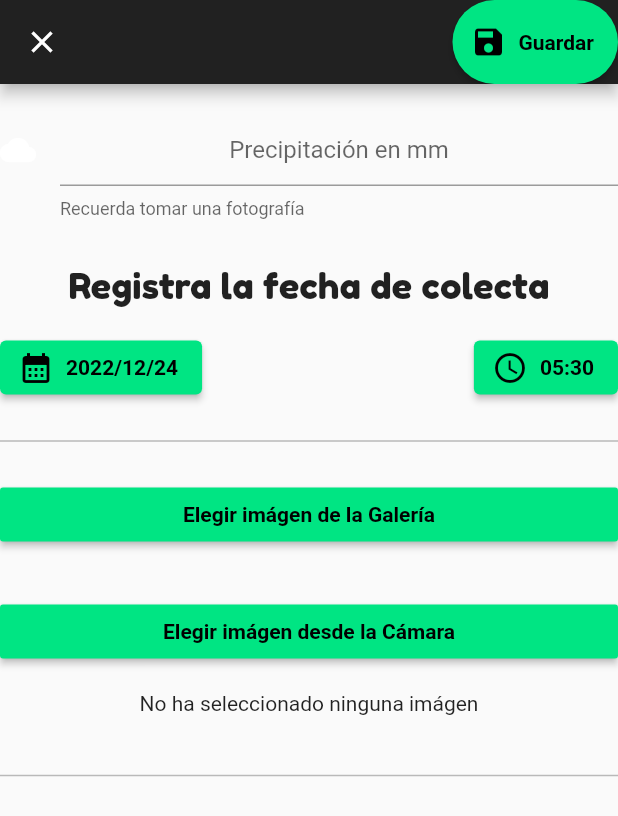
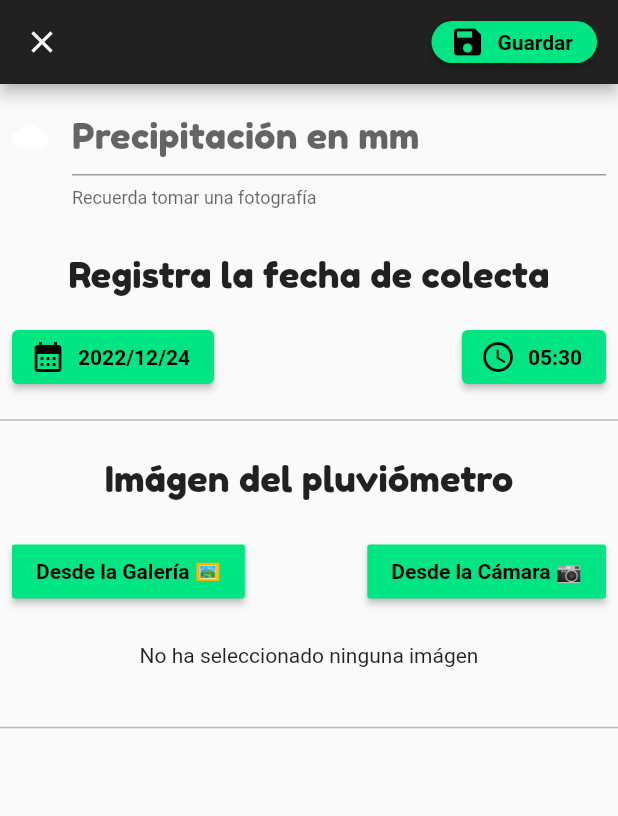
Before and after one commit to Jack55913/TlalocApp, a Flutter app: the BottomNavBar screen opened directly, after a tap on the "add" icon, on a phone screen of 412 x 824 dp. Shown: the top 816 px of the screen. Run offline on Flutter 3.47's test engine with Material 2 defaults, Android fonts, the phone set to English and light mode, and no system bars; our stand-ins replace auto_size_text, concentric_transition, curved_navigation_bar, image_picker, lottie; missing offline and left inert: gsheets; Roboto replaces fonts that are missing (poppins); key blocks and very long unbroken strings in the code were emptied for the run.

Commit message:
v1.0.0.2

```diff
--- a/tlaloc/lib/main.dart
+++ b/tlaloc/lib/main.dart
@@ -1,7 +1,5 @@
 import 'package:flutter/material.dart';
 import 'package:tlaloc/api/sheets/user_sheets_api.dart';
-import 'package:tlaloc/page/create_sheets_page.dart';
-import 'package:tlaloc/screens/navigation_bar.dart';
 import 'package:tlaloc/screens/onbording.dart';
 
 void main() async {
--- a/tlaloc/lib/models/image_picker.dart
+++ b/tlaloc/lib/models/add_model.dart
@@ -60,7 +60,9 @@ class _MyAddPageState extends State<MyAddPage> {
           ),
           backgroundColor: AppColors.dark2,
           actions: <Widget>[
-            ButtonWidget(
+            Padding(
+              padding: const EdgeInsets.all(14.0),
+              child: ButtonWidget(
                 text: 'Guardar',
                 onClicked: () async {
                   final user = {
@@ -71,10 +73,9 @@ class _MyAddPageState extends State<MyAddPage> {
                   await UserSheetsApi.insert([user]);
                 },
               ),
-          ]
             ),
-      body: ListView(
-        padding: const EdgeInsets.only(top: 20),
+          ]),
+      body: Column(
         children: [
           Datetime(),
           const Divider(
@@ -82,28 +83,43 @@ class _MyAddPageState extends State<MyAddPage> {
             thickness: 1,
             color: Colors.black26,
           ),
-          SizedBox(
-            height: 15,
+          const SizedBox(height: 15),
+          const Text(
+            'Imágen del pluviómetro',
+            style: TextStyle(
+              fontSize: 24,
+              fontFamily: 'FredokaOne',
             ),
+          ),
+          const SizedBox(height: 15),
+          Padding(
+            padding: const EdgeInsets.all(8.0),
+            child: Row(
+                  mainAxisAlignment: MainAxisAlignment.spaceBetween,
+              children: [
                 MaterialButton(
                 color: AppColors.green1,
-              child: Text("Elegir imágen de la Galería",
+                child: Text("Desde la Galería 🖼️",
                     style: TextStyle(
-                      color: Colors.black, fontWeight: FontWeight.bold)),
+                        fontFamily: 'poppins',
+                        color: Colors.black,
+                        fontWeight: FontWeight.bold)),
                 onPressed: () {
                   pickImage();
                 }),
-          SizedBox(
-            height: 30,
-          ),
             MaterialButton(
                 color: AppColors.green1,
-              child: Text("Elegir imágen desde la Cámara",
+                child: Text("Desde la Cámara 📷",
                     style: TextStyle(
-                      color: Colors.black, fontWeight: FontWeight.bold)),
+                        fontFamily: 'poppins',
+                        color: Colors.black,
+                        fontWeight: FontWeight.bold)),
                 onPressed: () {
                   pickImageC();
                 }),
+              ],
+            ),
+          ),
           const SizedBox(
             height: 16,
           ),
--- a/tlaloc/lib/models/date.dart
+++ b/tlaloc/lib/models/date.dart
@@ -15,18 +15,17 @@ class _DatetimeState extends State<Datetime> {
     final hours = dateTime.hour.toString().padLeft(2, '0');
     final minutes = dateTime.minute.toString().padLeft(2, '0');
 
-    return Column(
-      mainAxisAlignment: MainAxisAlignment.center,
+    return Padding(
+      padding: const EdgeInsets.all(8.0),
+      child: Column(
+        // mainAxisAlignment: MainAxisAlignment.center,
         children: [
-        // const Text(
-        //   'Registra los mm de lluvia',
-        //   style: TextStyle(
-        //     fontSize: 24,
-        //     fontFamily: 'FredokaOne',
-        //   ),
-        // ),
           const TextField(
-          textAlign: TextAlign.center,
+            style: TextStyle(
+              fontSize: 24,
+              fontFamily: 'FredokaOne',
+            ),
+            textAlign: TextAlign.left,
             decoration: InputDecoration(
               icon: Icon(
                 Icons.cloud,
@@ -54,7 +53,8 @@ class _DatetimeState extends State<Datetime> {
               ElevatedButton.icon(
                 icon: const Icon(Icons.calendar_month, color: Colors.black),
                 style: ElevatedButton.styleFrom(primary: AppColors.green1),
-              label: Text('${dateTime.year}/${dateTime.month}/${dateTime.day}',
+                label: Text(
+                    '${dateTime.year}/${dateTime.month}/${dateTime.day}',
                     style: const TextStyle(
                         color: Colors.black, fontWeight: FontWeight.bold)),
                 onPressed: () async {
@@ -88,10 +88,8 @@ class _DatetimeState extends State<Datetime> {
               ),
             ],
           ),
-        const SizedBox(
-          height: 15,
+        ],
       ),
-      ],
     );
   }
 
--- a/tlaloc/lib/page/add.dart
+++ b/tlaloc/lib/page/add.dart
@@ -1,5 +1,5 @@
 import 'package:flutter/material.dart';
-import 'package:tlaloc/models/image_picker.dart';
+import 'package:tlaloc/models/add_model.dart';
 
 class AddScreen extends StatelessWidget {
   const AddScreen({Key? key}) : super(key: key);
--- a/tlaloc/lib/page/create_sheets_page.dart
+++ b/tlaloc/lib/page/create_sheets_page.dart
@@ -4,7 +4,6 @@ import 'package:flutter/material.dart';
 import 'package:tlaloc/api/sheets/user_sheets_api.dart';
 import 'package:tlaloc/models/user.dart';
 import 'package:tlaloc/widgets/button_widget.dart';
-import 'package:tlaloc/widgets/user_form_widget.dart';
 
 class CreateSheetsPage extends StatelessWidget {
   const CreateSheetsPage({Key? key}) : super(key: key);
--- a/tlaloc/lib/page/home.dart
+++ b/tlaloc/lib/page/home.dart
@@ -1,5 +1,6 @@
 // ignore_for_file: avoid_print
 
+import 'package:auto_size_text/auto_size_text.dart';
 import 'package:flutter/material.dart';
 import 'package:url_launcher/url_launcher.dart';
 
@@ -16,16 +17,17 @@ class MyTutorial extends StatelessWidget {
   const MyTutorial({Key? key}) : super(key: key);
   @override
   Widget build(BuildContext context) {
-    return ListView(
+    return SafeArea(
+      child: ListView(
         padding: const EdgeInsets.only(top: 20),
         scrollDirection: Axis.vertical,
         children: [
           const Center(
-    child: Text('Realiza éstos pasos',
+            child: AutoSizeText('Realiza éstos pasos',
                 style: TextStyle(
                   color: Color.fromRGBO(0, 229, 131, 1),
                   fontFamily: 'FredokaOne',
-          fontSize: 18,
+                  fontSize: 24,
                   letterSpacing: 2,
                 )),
           ),
@@ -41,17 +43,26 @@ class MyTutorial extends StatelessWidget {
               '📖 Medición de datos',
               'Revisa los errores comúnes al momento de medir',
               'https://miyotl-web.web.app/'),
-      _buildItem('🚀 Enviar las mediciones',
-      'Sube los datos obtenidos en la App!', 'https://miyotl-web.web.app/'),
+          _buildItem(
+              '🚀 Enviar las mediciones',
+              'Sube los datos obtenidos en la App!',
+              'https://miyotl-web.web.app/'),
           const Divider(
             height: 20,
             thickness: 1,
             color: Colors.black26,
           ),
+          const PhraseCard(),
+          const Divider(
+            height: 20,
+            thickness: 1,
+            color: Colors.black26,
+          ),
+          const PhraseCard(),
+          const ContactUsButton(),
         ],
-
+      ),
     );
-
   }
 }
 
@@ -73,3 +84,88 @@ Widget _buildItem(String textTitle, String textsubtitle, String url) {
         }),
   );
 }
+
+class PhraseCard extends StatelessWidget {
+  const PhraseCard({Key? key}) : super(key: key);
+
+  @override
+  Widget build(BuildContext context) {
+    return Padding(
+      padding: const EdgeInsets.all(8.0),
+      child: Container(
+        //Poner fondo con gradiente
+        decoration: BoxDecoration(
+          borderRadius: BorderRadius.circular(10),
+          gradient: const LinearGradient(
+            colors: [
+              Color.fromRGBO(0, 229, 131, 1),
+              Color.fromRGBO(44, 42, 107, 1),
+            ],
+            begin: Alignment.topLeft,
+            end: Alignment.bottomRight,
+          ),
+        ),
+        child: const Padding(
+          padding: EdgeInsets.all(50.0),
+          child: Text(
+              'La captación de agua de lluvia, es la solución caida del cielo. Ésto implica que debemos cuidar los bosques, porque son ellos los reguladores hidrológicos más importantes',
+              style:
+              TextStyle(
+                color: Colors.white,
+                fontFamily: 'poppins',
+                fontSize: 15,
+              )),
+
+              ),
+
+        ),
+      );
+  }
+}
+
+class MeditionDataShow extends StatelessWidget {
+  const MeditionDataShow({Key? key}) : super(key: key);
+
+  @override
+  Widget build(BuildContext context) {
+    return Padding(
+      padding: const EdgeInsets.all(8.0),
+      child: Column(
+        children: const [
+          Text('Medición de datos',
+              style: TextStyle(
+                color: Colors.white,
+                fontFamily: 'poppins',
+                fontSize: 15,
+              )),
+          Text(
+              'Revisa los errores comúnes al momento de medir',
+              style: TextStyle(
+                color: Colors.white,
+                fontFamily: 'poppins',
+                fontSize: 15,
+              )),
+        ],
+      ),
+    );
+  }
+}
+
+class ContactUsButton extends StatelessWidget {
+  const ContactUsButton({Key? key}) : super(key: key);
+
+  @override
+  Widget build(BuildContext context) {
+    return Padding(
+      padding: const EdgeInsets.all(8.0),
+      child: ElevatedButton(
+        onPressed: () {
+          launch('mailto:twotimessea@hotmail.com'
+      );
+  }, child:
+  const Text('Contactanos',
+  ),
+  ),
+    );
+  }
+}
--- a/tlaloc/lib/screens/navigation_bar.dart
+++ b/tlaloc/lib/screens/navigation_bar.dart
@@ -7,6 +7,7 @@ import 'package:tlaloc/page/add.dart';
 import 'package:tlaloc/page/data.dart';
 import 'package:tlaloc/page/home.dart';
 import 'package:tlaloc/page/profile.dart';
+import 'package:auto_size_text/auto_size_text.dart';
 import 'package:tlaloc/screens/settings.dart';
 
 class BottomNavBar extends StatefulWidget {
@@ -34,18 +35,23 @@ class _BottomNavBarState extends State<BottomNavBar> {
       Icon(Icons.person, size: 30),
     ];
 
-    return Scaffold(
-        extendBody: true,
+    return SafeArea(
+      child: Scaffold(
+          // extendBody: true,
           appBar: AppBar(
-          backgroundColor: AppColors.dark2,
-          title: const Text('Tláloc App',
+            actions: <Widget>[
+              Padding(
+                padding: const EdgeInsets.only(right: 125),
+                child: Center(
+                  child: AutoSizeText('Tláloc App',
                         style: TextStyle(
                           color: Colors.white,
                           fontFamily: 'FredokaOne',
                           fontSize: 24,
                           letterSpacing: 2,
                         )),
-          actions: <Widget>[
+                ),
+              ),
       IconButton(
       icon: const Icon(Icons.info),
       tooltip: 'Show Information',
@@ -56,6 +62,7 @@ class _BottomNavBarState extends State<BottomNavBar> {
           content: const Text(
               'Colabora con Tláloc App, en la obtención de datos para analizar los cambios en los patrones de lluvia a causa del cambio climático.'),
           actions: <Widget>[
+
             TextButton(
               onPressed: () => Navigator.pop(context, 'Siguiente'),
               child: const Text('Siguiente'),
@@ -64,7 +71,9 @@ class _BottomNavBarState extends State<BottomNavBar> {
         ),
       ),
       ),
-            GestureDetector(
+      Padding(
+      padding: const EdgeInsets.all(15.0),
+      child: GestureDetector(
         onTap: () {
           Navigator.push(
             context,
@@ -76,11 +85,23 @@ class _BottomNavBarState extends State<BottomNavBar> {
           backgroundImage: ExactAssetImage("assets/images/img-1.png"),
         ),
       ),
+      ),
     ],
+            elevation: 0,
+            backgroundColor: Colors.transparent,
+            flexibleSpace: Padding(
+              padding: const EdgeInsets.all(8.0),
+              child: Container(
+                color: AppColors.dark2,
+                height: 100,
+                width: MediaQuery.of(context).size.width,
+              ),
+            ),
           ),
           body: screns[index],
-        floatingActionButton: SafeArea(
-          child: FloatingActionButton(
+          floatingActionButton: FloatingActionButton(
+             shape: RoundedRectangleBorder(
+            borderRadius: BorderRadius.all(Radius.circular(15.0))),
             onPressed: () {
               Navigator.push(
                 context,
@@ -90,8 +111,8 @@ class _BottomNavBarState extends State<BottomNavBar> {
             backgroundColor: AppColors.green1,
             child: const Icon(Icons.add),
           ),
-        ),
           bottomNavigationBar: Theme(
+
             data: Theme.of(context)
                 .copyWith(iconTheme: IconThemeData(color: Colors.white)),
             child: CurvedNavigationBar(
@@ -112,6 +133,7 @@ class _BottomNavBarState extends State<BottomNavBar> {
               },
               letIndexChange: (index) => true,
             ),
-        ));
+          )),
+    );
   }
 }
--- a/tlaloc/pubspec.yaml
+++ b/tlaloc/pubspec.yaml
@@ -40,6 +40,7 @@ dependencies:
   image_picker: ^0.8.3
   gsheets: ^0.3.2
   firebase_analytics: ^9.1.2
+  auto_size_text: ^3.0.0
 
 
 dev_dependencies:
```
Also changed, not shown: tlaloc/lib/models/onbording_cards.dart (+16 -9 lines), tlaloc/lib/screens/onbording.dart (+18 -18 lines), tlaloc/pubspec.lock, 1 other file. Lines whose indentation alone changed are shown as unchanged.
